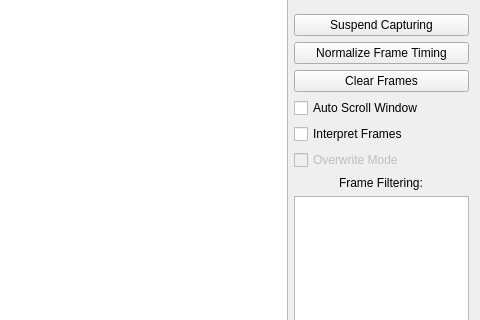
Old version of the form ui/mainwindow.ui in the repository collin80/SavvyCAN; both pictures show x 320 to 800 and y 167 to 487 of the 800 by 682 pixel window.
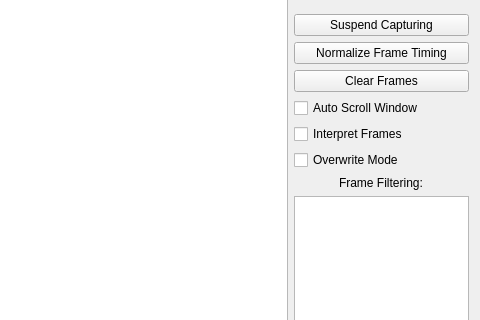
New version of the form.

Commit message: Overwrite mode was accidentally grayed out. That is fixed now. Whoops.

```diff
--- a/ui/mainwindow.ui
+++ b/ui/mainwindow.ui
@@ -201,7 +201,7 @@
       <item>
        <widget class="QCheckBox" name="cbOverwrite">
         <property name="enabled">
-         <bool>false</bool>
+         <bool>true</bool>
         </property>
         <property name="text">
          <string>Overwrite Mode</string>
```
